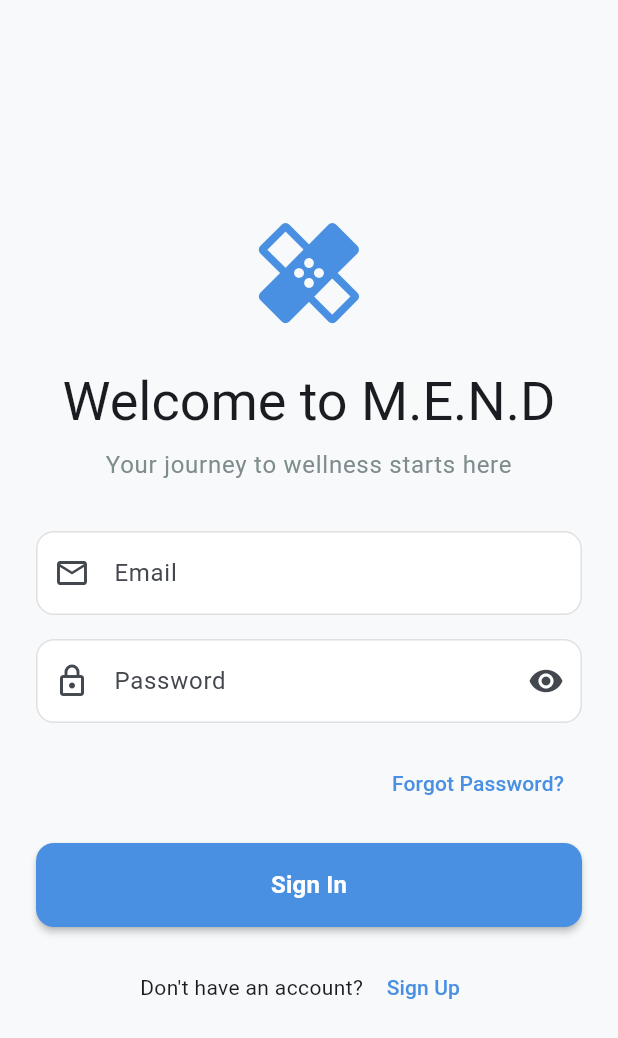
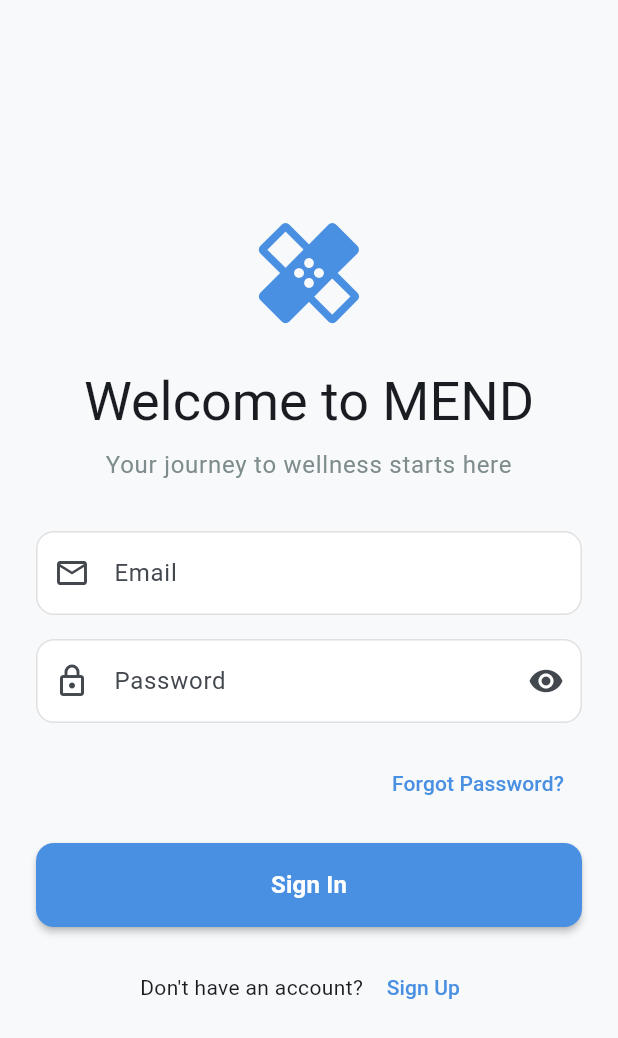
Before and after one commit to RohanM007/Mend, a Flutter app: the screen it shows after launch, on a phone screen of 412 x 824 dp. Shown: the top 1038 px of the screen. Run offline on Flutter 3.47's test engine with Material 3 defaults, Android fonts, the phone set to English and light mode, and no system bars; our stand-ins replace cloud_firestore, firebase_auth, firebase_core, fl_chart, flutter_local_notifications, google_fonts and 2 more; accounts and stored records are empty; generated files the repository leaves out were written again.

Commit message:
Changes to the themes

```diff
--- a/Mend/mend/lib/constants/app_constants.dart
+++ b/Mend/mend/lib/constants/app_constants.dart
@@ -2,10 +2,10 @@ import 'package:flutter/material.dart';
 
 class AppConstants {
   // App Information
-  static const String appName = 'M.E.N.D';
+  static const String appName = 'MEND';
   static const String appVersion = '1.0.0';
   static const String appDescription =
-      'M.E.N.D (Mental Empowerment Nurturing Development) – Your personal mental wellness companion';
+      'Mental Empowerment Nurturing Development - Your personal mental wellness companion';
 
   // Colors - Blue, Green, Purple Theme
   static const Color primaryColor = Color(0xFF4A90E2); // Calming Blue
@@ -35,7 +35,12 @@ class AppConstants {
   static const Color textPrimary = Color(0xFF2C3E50);
   static const Color textSecondary = Color(0xFF7F8C8D);
   static const Color textLight = Color(0xFFBDC3C7);
-  static const Color textDark = Color(0xFFFFFFFF);
+
+  //dark theme text which is more contrast friendly
+  static const Color darkTextPrimary   = Color(0xFFEFEFEF); // Main body text
+  static const Color darkTextSecondary = Color(0xFFB0B8C4); // Hints, captions
+  static const Color darkTextDisabled  = Color(0xFF6B7280); // Disabled, subtle
+
 
   // Additional theme colors
   static const Color lightBlue = Color(0xFFE3F2FD);
--- a/Mend/mend/lib/providers/theme_provider.dart
+++ b/Mend/mend/lib/providers/theme_provider.dart
@@ -101,10 +101,10 @@ class ThemeProvider with ChangeNotifier {
       ),
       appBarTheme: const AppBarTheme(
         backgroundColor: AppConstants.darkSurfaceColor,
-        foregroundColor: AppConstants.textDark,
+        foregroundColor: AppConstants.darkTextPrimary,
         elevation: 0,
         titleTextStyle: TextStyle(
-          color: AppConstants.textDark,
+          color: AppConstants.darkTextPrimary,
           fontSize: 20,
           fontWeight: FontWeight.w600,
         ),
```
